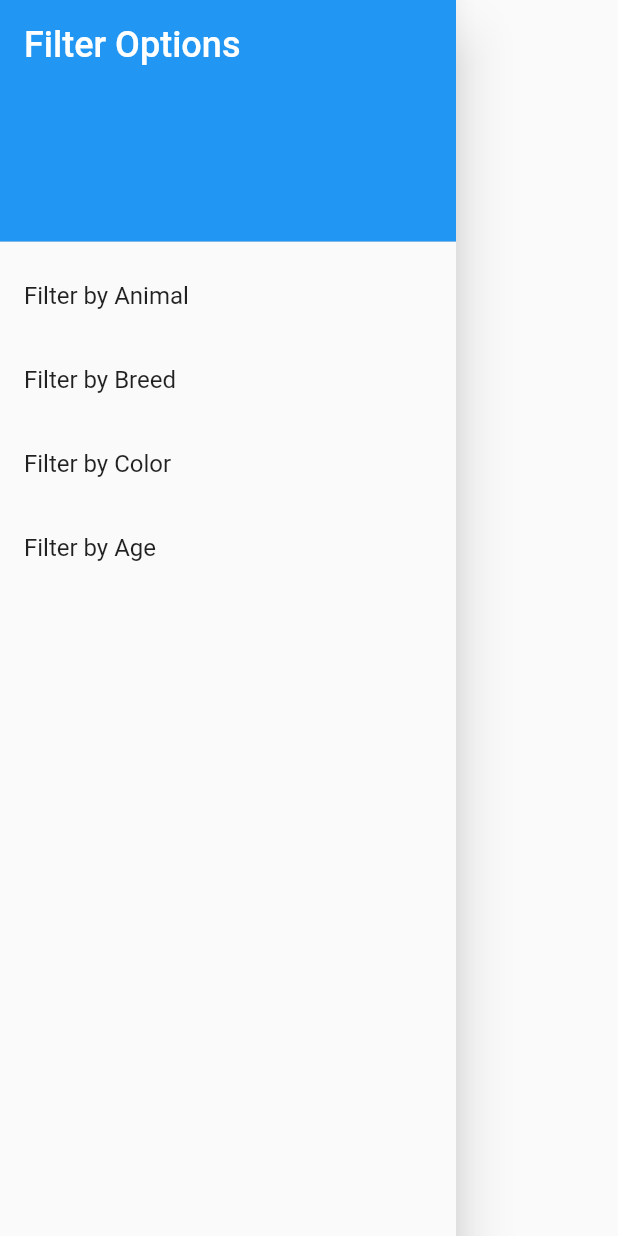
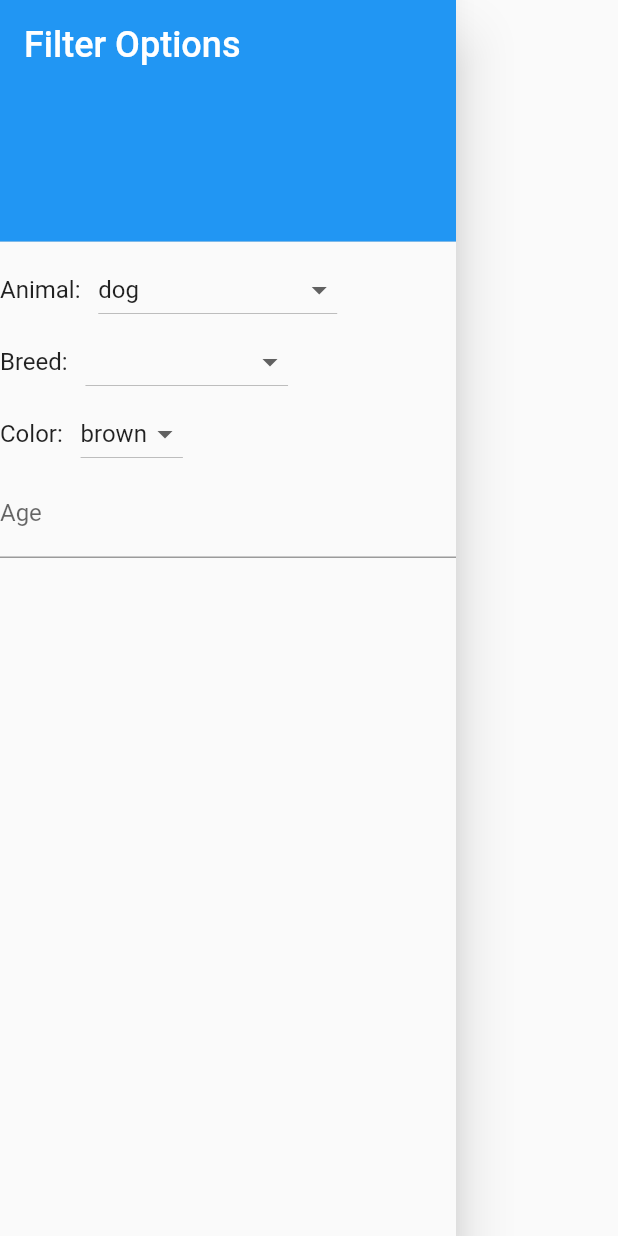
Before and after one commit to EllaGab09/adoption_app, a Flutter app: the FilterDrawer widget shown alone on an empty page, opened directly with empty values, on a phone screen of 412 x 824 dp. Run offline on Flutter 3.47's test engine with Material 2 defaults, Android fonts, the phone set to English and light mode, and no system bars; our stand-ins replace google_maps_flutter, sign_in_button; network calls fail.

Commit message:
Early Animal Enums and first ver of filtering system

```diff
--- a/lib/models/animal.dart
+++ b/lib/models/animal.dart
@@ -1,3 +1,13 @@
+enum DogBreed { labrador, goldenRetriever, poodle }
+
+enum CatBreed { siamese, persian }
+
+enum BirdBreed { canary, parrot }
+
+enum AnimalType { dog, cat, bird }
+
+enum AnimalColor { brown, black, white }
+
 class Animal {
   final String name;
   final String imageUrl;
--- a/lib/widgets/filter_drawer.dart
+++ b/lib/widgets/filter_drawer.dart
@@ -1,9 +1,18 @@
+import 'package:adoption_app/models/animal.dart';
 import 'package:flutter/material.dart';
 
-class FilterDrawer extends StatelessWidget {
+class FilterDrawer extends StatefulWidget {
   const FilterDrawer({super.key, required this.onFilterOptionSelected});
 
   final void Function(String, String) onFilterOptionSelected;
+
+  @override
+  _FilterDrawerState createState() => _FilterDrawerState();
+}
+
+class _FilterDrawerState extends State<FilterDrawer> {
+  AnimalType selectedAnimalType = AnimalType.dog;
+  dynamic selectedBreed;
 
   @override
   Widget build(BuildContext context) {
@@ -23,41 +32,124 @@ class FilterDrawer extends StatelessWidget {
               ),
             ),
           ),
-          ListTile(
-            title: const Text('Filter by Animal'),
-            onTap: () {
-              // Implement logic to filter by type
-              onFilterOptionSelected('type', 'Dog');
-              Navigator.pop(context);
+          Row(
+            children: [
+              const Text(
+                'Animal:   ',
+                style: TextStyle(
+                  fontSize: 16,
+                ),
+              ),
+              DropdownButton<AnimalType>(
+                value: selectedAnimalType,
+                onChanged: (AnimalType? value) {
+                  setState(() {
+                    selectedAnimalType = value ?? AnimalType.dog;
+                    selectedBreed =
+                        null; // Reset selected breed when animal type changes
+                  });
+                },
+                items: [
+                  const DropdownMenuItem<AnimalType>(
+                    value: null,
+                    child: Text('Select Animal Type'),
+                  ),
+                  ...AnimalType.values
+                      .map<DropdownMenuItem<AnimalType>>((AnimalType value) {
+                    return DropdownMenuItem<AnimalType>(
+                      value: value,
+                      child: Text('${value.toString().split('.').last}'),
+                    );
+                  }).toList(),
+                ],
+              ),
+            ],
+          ),
+          Row(
+            children: [
+              const Text(
+                'Breed:   ',
+                style: TextStyle(
+                  fontSize: 16,
+                ),
+              ),
+              DropdownButton<dynamic>(
+                value: selectedBreed,
+                onChanged: (dynamic? value) {
+                  setState(() {
+                    selectedBreed = value;
+                  });
+                  widget.onFilterOptionSelected(
+                      'breed', value?.toString() ?? '');
+                  // Navigator.pop(context);
+                },
+                items: getBreedDropdownItems(selectedAnimalType),
+              ),
+            ],
+          ),
+          Row(
+            children: [
+              const Text(
+                'Color:   ',
+                style: TextStyle(
+                  fontSize: 16,
+                ),
+              ),
+              DropdownButton<AnimalColor>(
+                value: AnimalColor.brown,
+                onChanged: (AnimalColor? value) {
+                  widget.onFilterOptionSelected(
+                      'color', value?.toString() ?? '');
+                  //  Navigator.pop(context);
+                },
+                items: AnimalColor.values
+                    .map<DropdownMenuItem<AnimalColor>>((AnimalColor value) {
+                  return DropdownMenuItem<AnimalColor>(
+                    value: value,
+                    child: Text('${value.toString().split('.').last}'),
+                  );
+                }).toList(),
+              ),
+            ],
+          ),
+          TextField(
+            decoration: const InputDecoration(labelText: 'Age'),
+            keyboardType: TextInputType.number,
+            onChanged: (String value) {
+              widget.onFilterOptionSelected('age', value);
             },
           ),
-          ListTile(
-            title: const Text('Filter by Breed'),
-            onTap: () {
-              // Implement logic to filter by breed
-              onFilterOptionSelected('breed', 'Labrador');
-              Navigator.pop(context);
-            },
-          ),
-          ListTile(
-            title: const Text('Filter by Color'),
-            onTap: () {
-              // Implement logic to filter by color
-              onFilterOptionSelected('color', 'Brown');
-              Navigator.pop(context);
-            },
-          ),
-          ListTile(
-            title: const Text('Filter by Age'),
-            onTap: () {
-              // Implement logic to filter by age
-              onFilterOptionSelected('age', '2');
-              Navigator.pop(context);
-            },
-          ),
-          // Add more filter options as needed
         ],
       ),
     );
   }
+
+  List<DropdownMenuItem<dynamic>> getBreedDropdownItems(AnimalType animalType) {
+    List<DropdownMenuItem<dynamic>> breedItems = [];
+
+    List<Enum> getEnumValues(AnimalType animalType) {
+      switch (animalType) {
+        case AnimalType.dog:
+          return DogBreed.values;
+        case AnimalType.cat:
+          return CatBreed.values;
+        case AnimalType.bird:
+          return BirdBreed.values;
+        default:
+          return [];
+      }
+    }
+
+    List<Enum> enumValues = getEnumValues(animalType);
+    // print('Enum values for $animalType: $enumValues');
+
+    breedItems = enumValues.map<DropdownMenuItem<dynamic>>((Enum value) {
+      return DropdownMenuItem<dynamic>(
+        value: value,
+        child: Text('${value.toString().split('.').last}'),
+      );
+    }).toList();
+
+    return breedItems;
+  }
 }
```
